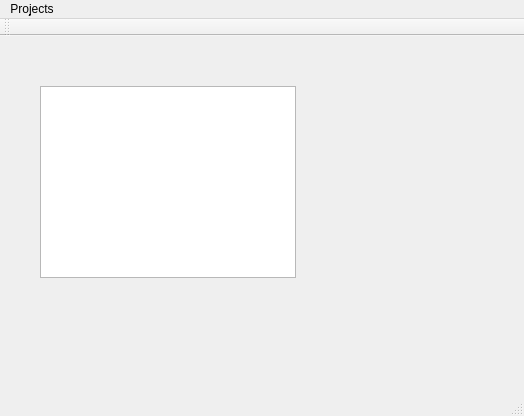
Before: the Qt Designer form creo_sinel/mainwindow.ui in liculm89/Creo-SInel, drawn with Qt 5.
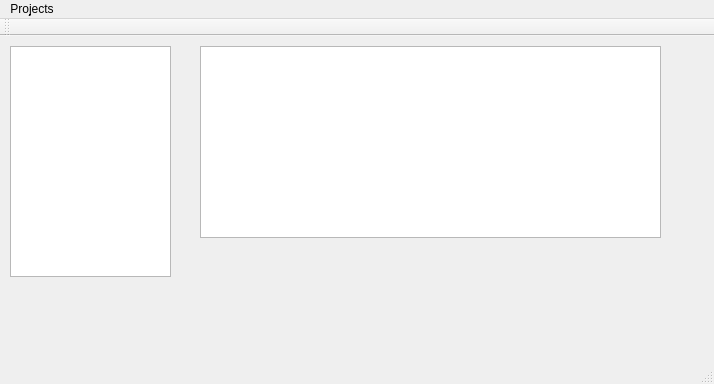
After: the same form once the commit is applied.

Commit message: added list and table views, table shows selected list object

```diff
--- a/creo_sinel/mainwindow.ui
+++ b/creo_sinel/mainwindow.ui
@@ -6,8 +6,8 @@
    <rect>
     <x>0</x>
     <y>0</y>
-    <width>524</width>
-    <height>416</height>
+    <width>714</width>
+    <height>384</height>
    </rect>
   </property>
   <property name="windowTitle">
@@ -17,9 +17,19 @@
    <widget class="QListWidget" name="projectsList">
     <property name="geometry">
      <rect>
-      <x>40</x>
-      <y>50</y>
-      <width>256</width>
+      <x>10</x>
+      <y>10</y>
+      <width>161</width>
+      <height>231</height>
+     </rect>
+    </property>
+   </widget>
+   <widget class="QTableWidget" name="tableWidget">
+    <property name="geometry">
+     <rect>
+      <x>200</x>
+      <y>10</y>
+      <width>461</width>
       <height>192</height>
      </rect>
     </property>
@@ -30,7 +40,7 @@
     <rect>
      <x>0</x>
      <y>0</y>
-     <width>524</width>
+     <width>714</width>
      <height>25</height>
     </rect>
    </property>
```
The commit also changes 11 other files.
